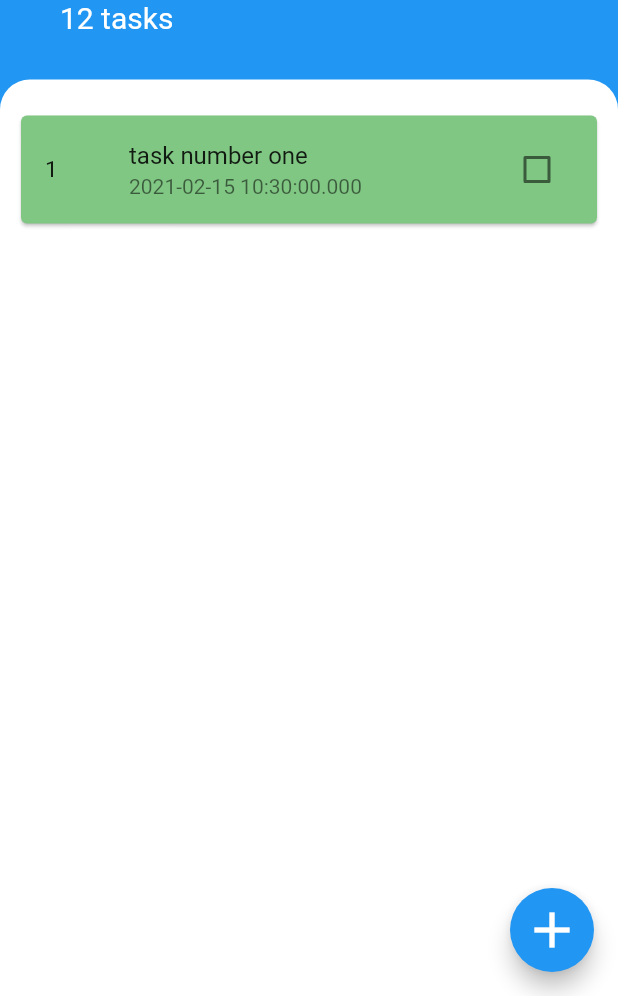
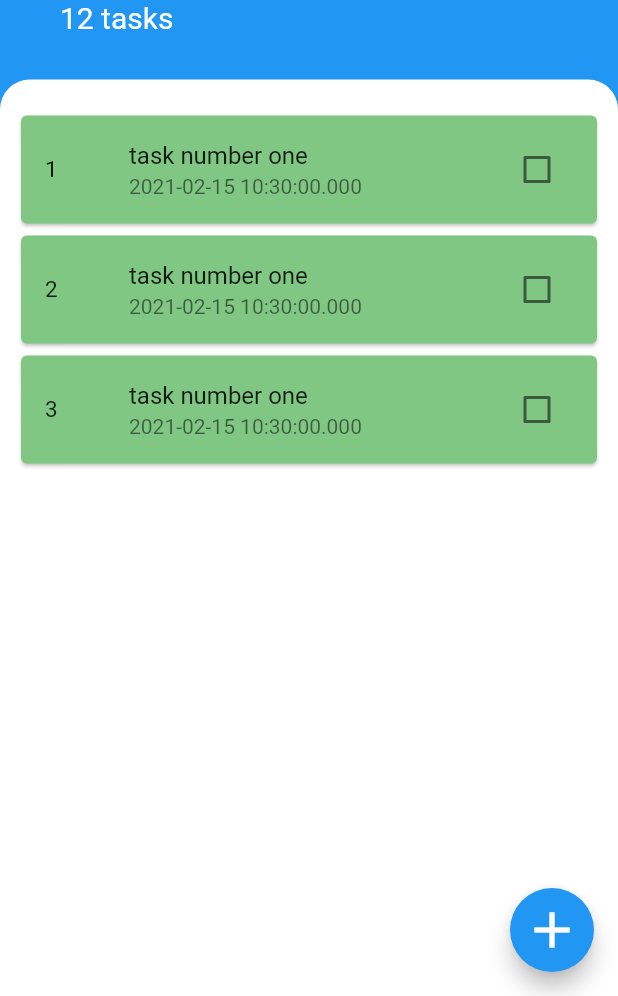
Before and after one commit to bokanian/Todo-App, a Flutter app: the screen it shows after launch, on a phone screen of 412 x 824 dp, the part 240-1236 px from its top. Run offline on Flutter 3.47's test engine with Material 2 defaults, Android fonts, the phone set to English and light mode, and no system bars.

Commit message:
base change on card problem1 checkbox related

```diff
--- a/lib/home_screen.dart
+++ b/lib/home_screen.dart
@@ -1,5 +1,6 @@
 import 'package:flutter/material.dart';
-import 'package:flutter_todo_app/tasks_list.dart';
+import 'package:flutter_todo_app/model/task_model.dart';
+import 'package:flutter_todo_app/task_card.dart';
 
 class HomeScreen extends StatefulWidget {
   @override
@@ -7,13 +8,39 @@ class HomeScreen extends StatefulWidget {
 }
 
 class _HomeScreenState extends State<HomeScreen> {
-  //bottom sheet text field controller
-  TextEditingController _textController = TextEditingController();
+  static String inputText;
 
-  //handel the check box
-  bool checkBoxValue = false;
+  static bool isChecked = false;
+  static List<TaskModel> tasks = [
+    TaskModel(
+      id: 1,
+      title: 'task number one',
+      date: DateTime.now().toString(),
+      isCheck: isChecked,
+    ),
+    TaskModel(
+      id: 2,
+      title: 'task number one',
+      date: DateTime.now().toString(),
+      isCheck: isChecked,
+    ),
+    TaskModel(
+      id: 3,
+      title: 'task number one',
+      date: DateTime.now().toString(),
+      isCheck: isChecked,
+    ),
+  ];
 
-  //bottom sheet
+  void checkboxCallback(bool checkBoxValue) {
+    setState(() {
+      isChecked = checkBoxValue;
+      print(checkBoxValue);
+    });
+  }
+
+  final TextEditingController _textController = TextEditingController();
+
   void displayBottomSheet(BuildContext context) {
     showModalBottomSheet(
       context: context,
@@ -36,12 +63,17 @@ class _HomeScreenState extends State<HomeScreen> {
                 children: [
                   Text('Add Task'),
                   TextField(
+                    onChanged: (newText) {
+                      inputText = newText;
+                    },
                     controller: _textController,
                     decoration: InputDecoration(
                       labelText: 'new task',
                       suffixIcon: IconButton(
                         icon: Icon(Icons.clear),
-                          onPressed: () => _textController.clear(),
+                        onPressed: () {
+                          _textController.clear();
+                        },
                       ),
                     ),
                   ),
@@ -60,7 +92,8 @@ class _HomeScreenState extends State<HomeScreen> {
             ),
           ),
         );
-        });
+      },
+    );
   }
 
   @override
@@ -115,7 +148,11 @@ class _HomeScreenState extends State<HomeScreen> {
                 ),
                 margin: EdgeInsets.only(top: 30),
                 padding: EdgeInsets.symmetric(vertical: 20, horizontal: 10),
-                child: TasksList(),
+                child: TaskCard(
+                  tasks: tasks,
+                  checkboxCard: isChecked,
+                  checkboxController: checkboxCallback,
+                ),
               ),
             ),
           ],
--- a/lib/model/task_model.dart
+++ b/lib/model/task_model.dart
@@ -2,7 +2,7 @@ class TaskModel {
   final int id;
   final String title;
   final String date;
-  bool isCheck;
+  final bool isCheck;
 
   TaskModel({
     this.id,
--- a/lib/task_card.dart
+++ b/lib/task_card.dart
@@ -1,44 +1,37 @@
 import 'package:flutter/material.dart';
 import 'package:flutter_todo_app/model/task_model.dart';
-import 'package:flutter_todo_app/task_tile.dart';
+import 'package:flutter_todo_app/task_tile_widget.dart';
 
-class TaskTile extends StatefulWidget {
+class TaskCard extends StatefulWidget {
+  final bool checkboxCard;
+  final List<TaskModel> tasks;
+  final Function checkboxController;
+
+  TaskCard({
+    @required this.tasks,
+    @required this.checkboxCard,
+    @required this.checkboxController,
+  });
+
   @override
-  _TaskTileState createState() => _TaskTileState();
+  _TaskCardState createState() => _TaskCardState();
 }
 
-class _TaskTileState extends State<TaskTile> {
-  static bool isChecked = false;
-
-  static List<TaskModel> tasks = [
-    TaskModel(
-      id: 1,
-      title: 'task number one',
-      date: DateTime.now().toString(),
-      isCheck: isChecked,
-    ),
-  ];
-
-  void checkboxCallback(bool checkBoxValue) {
-    setState(() {
-      isChecked = checkBoxValue;
-      print(checkBoxValue);
-    });
-  }
-
+class _TaskCardState extends State<TaskCard> {
   @override
   Widget build(BuildContext context) {
     return ListView(
-        children: tasks
+        children: widget.tasks
             .map((e) => Card(
                   child: TaskTileWidget(
                     id: e.id.toString(),
                     title: e.title,
                     date: e.date,
-                    checkBoxValue: isChecked,
-                    checkboxController: checkboxCallback,
+                    checkBoxValue: widget.checkboxCard,
+                    checkboxController: widget.checkboxController,
                   ),
-                  color: isChecked ? Colors.grey : Colors.green.shade300,
+                  color:
+                      widget.checkboxCard ? Colors.grey : Colors.green.shade300,
                 ))
             .toList());
   }
--- a/lib/task_tile.dart
+++ /dev/null
@@ -1,43 +0,0 @@
-import 'package:flutter/material.dart';
-
-class TaskTileWidget extends StatelessWidget {
-  final bool checkBoxValue;
-  final Function checkboxController;
-  final String id;
-  final String title;
-  final String date;
-
-  TaskTileWidget({
-    @required this.checkBoxValue,
-    @required this.checkboxController,
-    @required this.id,
-    @required this.title,
-    @required this.date,
-  });
-
-  @override
-  Widget build(BuildContext context) {
-    return ListTile(
-      leading: Container(
-        margin: EdgeInsets.only(top: 11),
-        child: Text(
-          id,
-          style: TextStyle(
-            fontSize: 15,
-          ),
-          textAlign: TextAlign.center,
-        ),
-      ),
-      title: Text(
-        title,
-        style: TextStyle(
-            decoration: checkBoxValue ? TextDecoration.lineThrough : null),
-      ),
-      subtitle: Text(date),
-      trailing: Checkbox(
-        value: checkBoxValue,
-        onChanged: checkboxController,
-      ),
-    );
-  }
-}
--- /dev/null
+++ b/lib/task_tile_widget.dart
@@ -0,0 +1,63 @@
+import 'package:flutter/material.dart';
+
+class TaskTileWidget extends StatefulWidget {
+  final bool checkBoxValue;
+  final Function checkboxController;
+  final String id;
+  final String title;
+  final String date;
+
+  TaskTileWidget({
+    @required this.checkBoxValue,
+    @required this.checkboxController,
+    @required this.id,
+    @required this.title,
+    @required this.date,
+  });
+
+  @override
+  _TaskTileWidgetState createState() => _TaskTileWidgetState();
+}
+
+class _TaskTileWidgetState extends State<TaskTileWidget> {
+  @override
+  Widget build(BuildContext context) {
+    return ListTile(
+      leading: Container(
+        margin: EdgeInsets.only(top: 11),
+        child: Text(
+          widget.id,
+          style: TextStyle(
+            fontSize: 15,
+          ),
+          textAlign: TextAlign.center,
+        ),
+      ),
+      title: Text(
+        widget.title,
+        style: TextStyle(
+            decoration:
+                widget.checkBoxValue ? TextDecoration.lineThrough : null),
+      ),
+      subtitle: Text(widget.date),
+      trailing: CheckBoxWidget(
+          checkboxState: widget.checkBoxValue,
+          checkboxController: widget.checkboxController),
+    );
+  }
+}
+
+class CheckBoxWidget extends StatelessWidget {
+  final bool checkboxState;
+  final Function checkboxController;
+  CheckBoxWidget(
+      {@required this.checkboxState, @required this.checkboxController});
+
+  @override
+  Widget build(BuildContext context) {
+    return Checkbox(
+      value: checkboxState,
+      onChanged: checkboxController,
+    );
+  }
+}
--- a/lib/tasks_list.dart
+++ b/lib/tasks_list.dart
@@ -1,14 +1,14 @@
-import 'package:flutter/material.dart';
-import 'package:flutter_todo_app/task_card.dart';
-
-class TasksList extends StatefulWidget {
-  @override
-  _TasksListState createState() => _TasksListState();
-}
-
-class _TasksListState extends State<TasksList> {
-  @override
-  Widget build(BuildContext context) {
-    return TaskTile();
-  }
-}
+// import 'package:flutter/material.dart';
+// import 'package:flutter_todo_app/task_card.dart';
+//
+// class TasksList extends StatefulWidget {
+//   @override
+//   _TasksListState createState() => _TasksListState();
+// }
+//
+// class _TasksListState extends State<TasksList> {
+//   @override
+//   Widget build(BuildContext context) {
+//     return TaskCard();
+//   }
+// }
```
Lines whose indentation alone changed are shown as unchanged.
